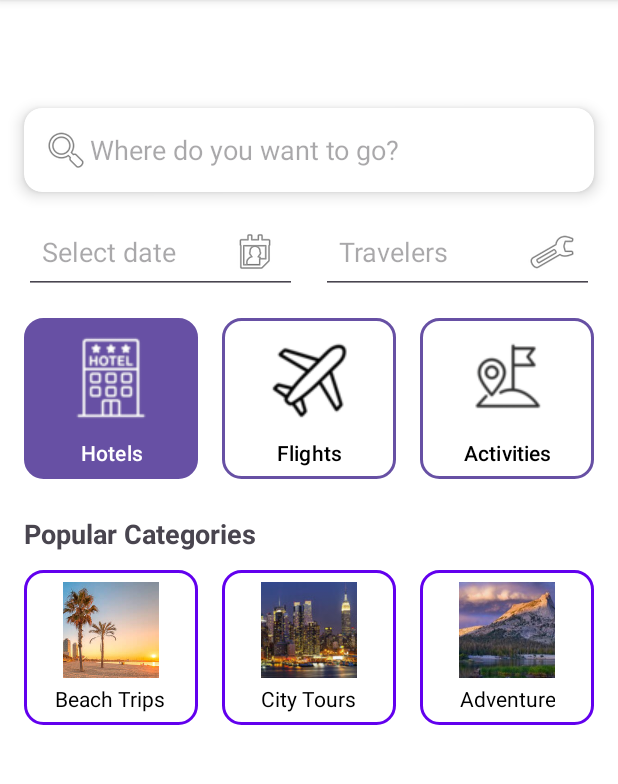
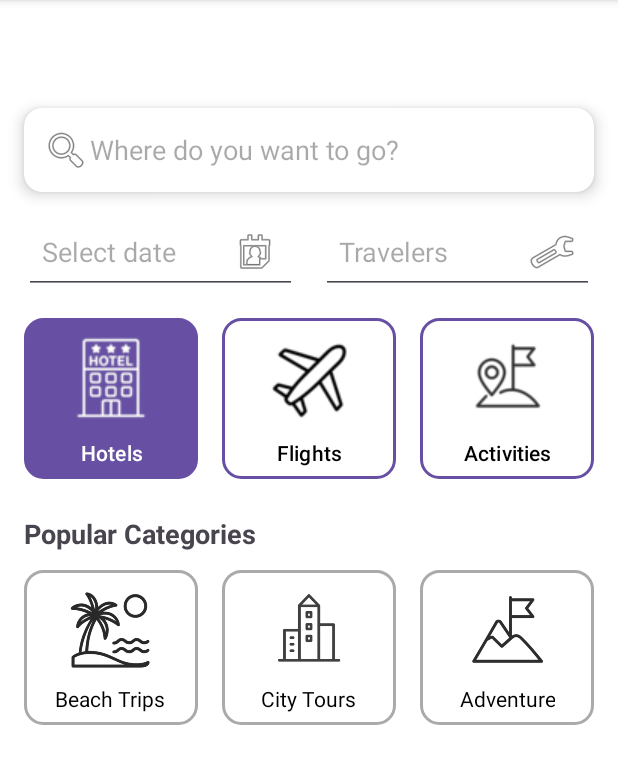
Before and after one commit to FortuneDayZ/TrippyTrips, an Android app: the HomeFragment screen opened through its navigation route, on a phone screen of 412 x 824 dp, the part 96-880 px from its top. Run offline under Robolectric (Android 15) with nearby library versions, the phone set to English and light mode, and no system bars.

Commit message:
Fixed Popular Categories

```diff
--- a/app/src/main/res/drawable/category_button_selector.xml
+++ b/app/src/main/res/drawable/category_button_selector.xml
@@ -1,24 +1,24 @@
 <?xml version="1.0" encoding="utf-8"?>
 <selector xmlns:android="http://schemas.android.com/apk/res/android">
-    <!-- Selected -->
+
+    <!-- Selected state -->
     <item android:state_selected="true">
         <shape android:shape="rectangle">
-            <solid android:color="#6200EE" />
-            <stroke android:width="2dp" android:color="#6200EE" />
+            <solid android:color="#00C0FF" />
+            <stroke android:width="2dp" android:color="#00C0FF" />
             <corners android:radius="12dp" />
-            <padding android:left="8dp" android:top="8dp"
-                android:right="8dp" android:bottom="8dp" />
+            <padding android:left="8dp" android:top="8dp" android:right="8dp" android:bottom="8dp" />
         </shape>
     </item>
 
-    <!-- Unselected -->
+    <!-- Default (unselected) state -->
     <item>
         <shape android:shape="rectangle">
             <solid android:color="@android:color/transparent" />
-            <stroke android:width="2dp" android:color="#6200EE" />
+            <stroke android:width="2dp" android:color="#AAAAAA" />
             <corners android:radius="12dp" />
-            <padding android:left="8dp" android:top="8dp"
-                android:right="8dp" android:bottom="8dp" />
+            <padding android:left="8dp" android:top="8dp" android:right="8dp" android:bottom="8dp" />
         </shape>
     </item>
+
 </selector>
```
Also changed, not shown: app/src/main/res/drawable/ic_adventure.png, app/src/main/res/drawable/ic_beach.png, app/src/main/res/drawable/ic_city.png, app/src/main/res/drawable/ic_nav_bookings.png (added), app/src/main/res/drawable/ic_nav_explore.png (added), app/src/main/res/drawable/ic_nav_home.png (added), app/src/main/res/drawable/ic_nav_profile.png (added).
